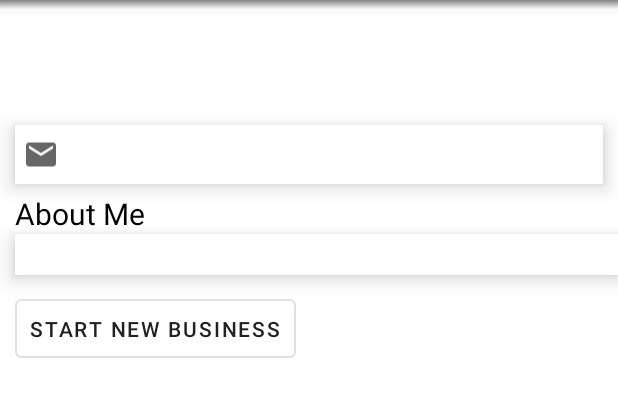
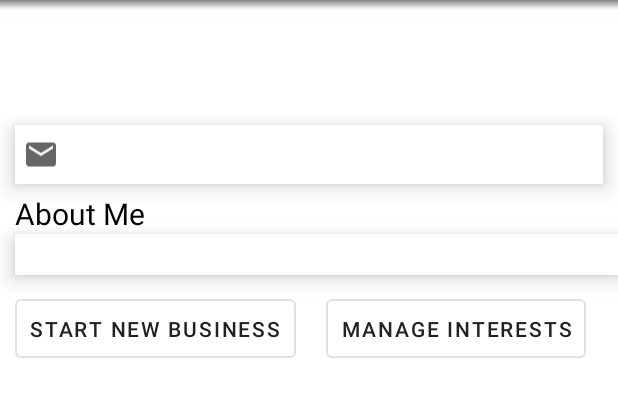
Before and after one commit to startUPPER0/startUPPER-App, an Android app: the Profile screen opened directly, with no data from a screen before it, after a tap on "Profile Settings", on a phone screen of 412 x 824 dp, the part 84-501 px from its top. Run offline under Robolectric (Android 15) with nearby library versions, the phone set to English and light mode, and no system bars; our stand-ins replace Firebase (no records; nobody signed in at launch, a user with empty details on screens opened directly).

Commit message:
New Business Idea and Edit profile activity created. Firebase user authentication implemented

```diff
--- a/startUpper/app/src/main/java/com/example/startupper/Profile.kt
+++ b/startUpper/app/src/main/java/com/example/startupper/Profile.kt
@@ -1,19 +1,45 @@
 package com.example.startupper
 
+import android.content.Intent
 import androidx.appcompat.app.AppCompatActivity
 import android.os.Bundle
 import android.view.Menu
 import android.view.MenuItem
 import androidx.appcompat.widget.Toolbar
+import com.example.startupper.databinding.ActivityProfileBinding
+import com.google.firebase.auth.FirebaseAuth
+import com.google.firebase.auth.ktx.auth
+import com.google.firebase.ktx.Firebase
+
 
 class Profile : AppCompatActivity() {
+    private lateinit var auth: FirebaseAuth
     private lateinit var appbar: Toolbar
+    private lateinit var binding: ActivityProfileBinding
     override fun onCreate(savedInstanceState: Bundle?) {
         super.onCreate(savedInstanceState)
-        setContentView(R.layout.activity_profile)
+        binding = ActivityProfileBinding.inflate(layoutInflater)
+        setContentView(binding.root)
         appbar = findViewById(R.id.profiletoolbar)
         setSupportActionBar(appbar)
+        auth = Firebase.auth
+        binding.startNewBussinessBT.setOnClickListener {
+            startActivity(Intent(this@Profile, NewBussinessActivity::class.java))
+            finish()
+        }
+        binding.manageInterestBT.setOnClickListener {
+            manageInterests()
+        }
     }
+
+    private fun newBusiness() {
+
+    }
+
+    private fun manageInterests() {
+        TODO("Not yet implemented")
+    }
+
 
     override fun onCreateOptionsMenu(menu: Menu?): Boolean {
         menuInflater.inflate(R.menu.profile_menu, menu)
@@ -21,10 +47,17 @@ class Profile : AppCompatActivity() {
     }
 
     override fun onOptionsItemSelected(item: MenuItem): Boolean {
+
+        when (item.itemId) {
+            R.id.editProfile -> {
+                startActivity(Intent(this@Profile, ProfileEditActivity::class.java))
+            }
+            R.id.logoutProfile -> {
+                auth.signOut()
+                startActivity(Intent(this@Profile, Login::class.java))
+                finish()
+            }
+        }
         return super.onOptionsItemSelected(item)
-        /*  when (item.itemId) {
-              R.id.editProfile ->
-                  R.id.logoutProfile->
-          }*/
     }
 }
--- a/startUpper/app/src/main/res/layout/activity_feed.xml
+++ b/startUpper/app/src/main/res/layout/activity_feed.xml
@@ -6,14 +6,14 @@
     android:layout_height="match_parent"
     tools:context=".FeedActivity">
 
-    <SearchView
+    <androidx.appcompat.widget.SearchView
         android:id="@+id/searchView"
         android:layout_width="match_parent"
         android:layout_height="60dp"
         android:layout_margin="15dp"
         android:background="@drawable/custom_rectangle_black"
         app:layout_constraintStart_toStartOf="parent"
-        app:layout_constraintTop_toTopOf="parent"></SearchView>
+        app:layout_constraintTop_toTopOf="parent"></androidx.appcompat.widget.SearchView>
 
     <FrameLayout
         android:layout_width="match_parent"
--- a/startUpper/app/src/main/res/layout/activity_login.xml
+++ b/startUpper/app/src/main/res/layout/activity_login.xml
@@ -5,7 +5,7 @@
     xmlns:tools="http://schemas.android.com/tools"
     android:layout_width="match_parent"
     android:layout_height="match_parent"
-    tools:context=".MainActivity">
+    tools:context=".Login">
 
 <View
         android:id="@+id/lightWave"
--- a/startUpper/app/src/main/res/layout/activity_notification.xml
+++ b/startUpper/app/src/main/res/layout/activity_notification.xml
@@ -5,7 +5,7 @@
     xmlns:tools="http://schemas.android.com/tools"
     android:layout_width="match_parent"
     android:layout_height="match_parent"
-    tools:context=".MainActivity">
+    tools:context=".Notification">
 
     <androidx.recyclerview.widget.RecyclerView
         android:id="@+id/recycler_view"
--- a/startUpper/app/src/main/res/layout/activity_profile.xml
+++ b/startUpper/app/src/main/res/layout/activity_profile.xml
@@ -90,13 +90,33 @@
 Burdurluyum Antalyada okuyorum. CSS, Javascript, Java, C gibi dillere hakimim.
 B1+ ingilizce biliyorum." />
 
+    <LinearLayout
+        android:layout_width="match_parent"
+        android:layout_height="wrap_content"
+        android:orientation="horizontal">
+
         <Button
+            android:id="@+id/startNewBussinessBT"
+            style="?attr/materialButtonOutlinedStyle"
+            android:layout_width="wrap_content"
+            android:layout_height="match_parent"
+            android:layout_margin="10dp"
+            android:backgroundTint="@color/white"
+            android:padding="10dp"
+            android:text="START NEW BUSINESS"
+            android:textColor="#212121"></Button>
+
+        <Button
+         android:id="@+id/manageInterestBT"
             style="?attr/materialButtonOutlinedStyle"
             android:layout_width="wrap_content"
             android:layout_height="wrap_content"
             android:layout_margin="10dp"
             android:backgroundTint="@color/white"
             android:padding="10dp"
-        android:text="START NEW BUSINESS"
+            android:text="Manage Interests"
             android:textColor="#212121"></Button>
+
     </LinearLayout>
+
+</LinearLayout>
```
Also changed, not shown: startUpper/app/build.gradle (+11 -2 lines), startUpper/app/src/main/AndroidManifest.xml (+23 -16 lines), startUpper/app/src/main/java/com/example/startupper/Login.kt (+54 -48 lines), startUpper/app/src/main/java/com/example/startupper/NewBussinessActivity.kt (added, +11 -0 lines), startUpper/app/src/main/java/com/example/startupper/ProfileEditActivity.kt (added, +9 -0 lines), startUpper/app/src/main/java/com/example/startupper/Signup.kt (added, +11 -0 lines), startUpper/app/src/main/res/layout/activity_newbusiness.xml (added, +88 -0 lines), startUpper/app/src/main/res/layout/activity_profileedit.xml (added, +10 -0 lines), startUpper/app/src/main/res/layout/activity_signup.xml (+6 -6 lines), startUpper/build.gradle (+13 -1 lines), startUpper/app/src/main/res/drawable/img.png (added), 1 other file. Lines whose indentation alone changed are shown as unchanged.
